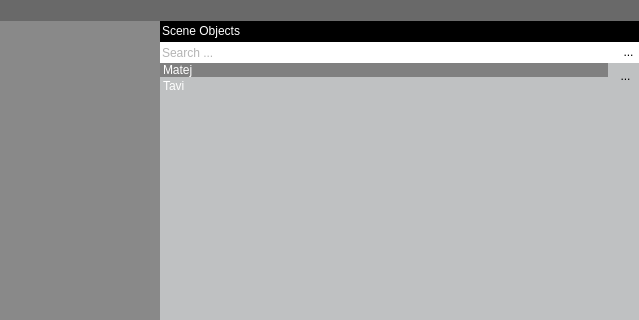
octaviansoldea/VRShop, file Dev/OSG/Src/ShopScene/libShopEditor/VRShopBuilder_GUI.ui: the form before one commit; both pictures show x 496 to 1135 and y 0 to 320 of the 1135 by 949 pixel window.
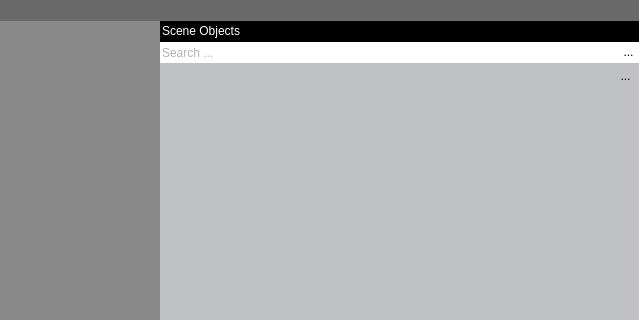
The form after the commit. Icons and pictures are not drawn. Custom widgets are drawn as their Qt base class.

```diff
--- a/Dev/OSG/Src/ShopScene/libShopEditor/VRShopBuilder_GUI.ui
+++ b/Dev/OSG/Src/ShopScene/libShopEditor/VRShopBuilder_GUI.ui
@@ -2912,6 +2912,9 @@
             </item>
             <item>
              <widget class="QWidget" name="m_pSearchListWidget" native="true">
+              <property name="enabled">
+               <bool>true</bool>
+              </property>
               <property name="styleSheet">
                <string notr="true">background-color:rgb(191,193,194);</string>
               </property>
@@ -2929,18 +2932,20 @@
                 <number>0</number>
                </property>
                <item>
-                <widget class="QListWidget" name="listWidget">
+                <widget class="QListView" name="m_pListView">
                  <property name="enabled">
                   <bool>true</bool>
                  </property>
                  <property name="styleSheet">
-                  <string notr="true">QListWidget {
+                  <string notr="true">QListView {
 	background-color:rgb(191,193,194);
 	selection-background-color: rgb(132, 132, 132);
 	color:rgb(255,255,255);
 }
 
-QListWidget::item:hover{background-color: rgb(132, 132, 132)}
+QListView::item:hover,QListView::item:selected {
+	background-color: rgb(132, 132, 132)
+}
 </string>
                  </property>
                  <property name="frameShape">
@@ -2988,22 +2993,6 @@
                  <property name="selectionRectVisible">
                   <bool>true</bool>
                  </property>
-                 <property name="currentRow">
-                  <number>0</number>
-                 </property>
-                 <property name="sortingEnabled">
-                  <bool>true</bool>
-                 </property>
-                 <item>
-                  <property name="text">
-                   <string>Matej</string>
-                  </property>
-                 </item>
-                 <item>
-                  <property name="text">
-                   <string>Tavi</string>
-                  </property>
-                 </item>
                 </widget>
                </item>
                <item>
```
Left out of the diff: 32 changed lines with no effect on the pictures.
